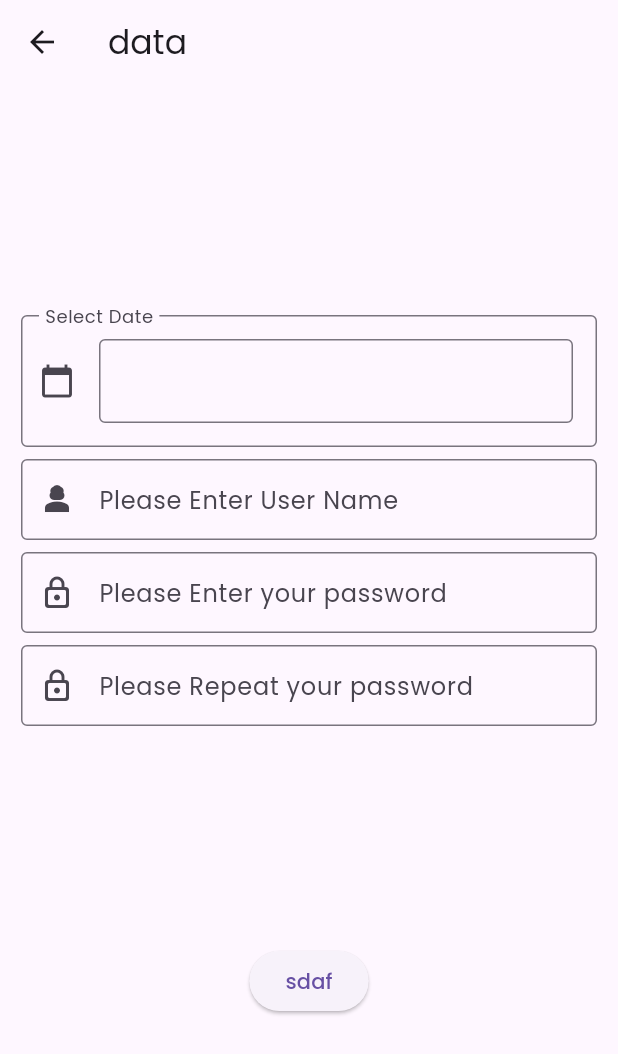
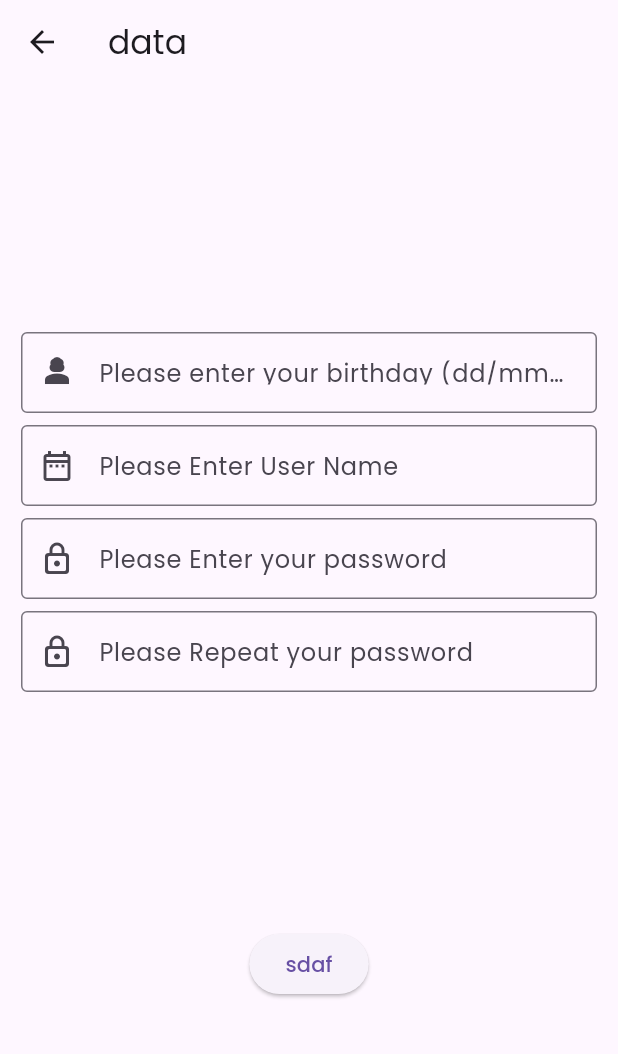
Before and after one commit to zehra-ozkan/flutter_practise, a Flutter app: the RegisterPage screen opened by its route, after a tap on "sdaf", on a phone screen of 412 x 824 dp. Shown: the top 1054 px of the screen. Run offline on Flutter 3.47's test engine with Material 3 defaults, Android fonts, the phone set to English and light mode, and no system bars; our stand-ins replace flutter_dotenv, flutter_svg, shared_preferences, syncfusion_flutter_datepicker; missing offline and left inert: date_picker_plus; accounts and stored records are empty; network calls fail.

Commit message:
sign up works(partially)

```diff
--- a/lib/main.dart
+++ b/lib/main.dart
@@ -31,13 +31,12 @@ class MyApp extends StatelessWidget {
     return MaterialApp(
       debugShowCheckedModeBanner: false,
       theme: ThemeData(fontFamily: 'Poppins'), //login check later time
-      home: IntroPage(depRepo: departmentRepo, userRepo: userRepository),
+      home: IntroPage(userRepo: userRepository),
 
       routes: {
         '/homepage': (context) => HomePage(),
-        '/intropage': (context) =>
-            IntroPage(depRepo: departmentRepo, userRepo: userRepository),
-        '/registerpage': (context) => RegisterPage(),
+        '/intropage': (context) => IntroPage(userRepo: userRepository),
+        '/registerpage': (context) => RegisterPage(userRepo: userRepository),
       },
     );
   }
--- a/lib/models/UserRepository.dart
+++ b/lib/models/UserRepository.dart
@@ -6,7 +6,7 @@ class UserRepository {
 
   UserRepository(this.service);
 
-  Future<bool> isValid(String name, String password) async {
+  /*   Future<bool> isValid(String name, String password) async { //unnecessary
     try {
       final obj = await service.getUserByName(name);
       User user = User(
@@ -20,7 +20,7 @@ class UserRepository {
       print("SOMETHİNG IS WROONG!!!!!!!!!!!!!!!!!");
       return false;
     }
-  }
+  } */
 
   Future<Map<String, dynamic>> validateLogin(
     String userName,
@@ -30,4 +30,14 @@ class UserRepository {
     //TODO maybe I can add checks here
     return a;
   }
+
+  Future<Map<String, dynamic>> validateRegistration(
+    String userName,
+    String password,
+    DateTime date,
+  ) async {
+    final a = service.validateRegistration(userName, password, date);
+    //TODO maybe I can add checks here
+    return a;
+  }
 }
--- a/lib/pages/intro_page.dart
+++ b/lib/pages/intro_page.dart
@@ -7,10 +7,10 @@ import 'package:http/http.dart' as http;
 import 'package:shared_preferences/shared_preferences.dart'; // The 'as http' part is crucial
 
 class IntroPage extends StatefulWidget {
-  final DepartmentRepository depRepo; // Store as a field
+  //final DepartmentRepository depRepo; // Store as a field
   final UserRepository userRepo;
 
-  const IntroPage({required this.depRepo, required this.userRepo, super.key});
+  const IntroPage({required this.userRepo, super.key});
   //bool hidden = true;
   @override
   State<IntroPage> createState() => _IntroPageState();
--- a/lib/pages/register_page.dart
+++ b/lib/pages/register_page.dart
@@ -1,11 +1,14 @@
+import 'package:fitness/models/UserRepository.dart';
 import 'package:fitness/models/category_models.dart';
 import 'package:date_picker_plus/date_picker_plus.dart';
 import 'package:flutter/material.dart';
+import 'package:syncfusion_flutter_datepicker/datepicker.dart';
 
 class RegisterPage extends StatelessWidget {
-  RegisterPage({super.key});
+  RegisterPage({super.key, required this.userRepo});
+  final UserRepository userRepo;
 
-  List<CategoryModel> models = [];
+  //  List<CategoryModel> models = [];
   final TextEditingController pass1Controller = TextEditingController();
   final TextEditingController nameController = TextEditingController();
   final TextEditingController dayController = TextEditingController();
@@ -24,31 +27,17 @@ class RegisterPage extends StatelessWidget {
             children: [
               Padding(
                 padding: const EdgeInsets.only(top: 8.0, left: 14, right: 14),
-                child: InputDecorator(
-                  decoration: InputDecoration(
-                    prefixIcon: Icon(Icons.calendar_today),
-                    labelText: 'Select Date',
-                    //enabledBorder: InputBorder.none,
-                    // focusedBorder: InputBorder.none,
-                    border: OutlineInputBorder(),
-                  ),
-                  child: InputDatePickerFormField(
-                    firstDate: DateTime(2020, 5, 5),
-                    lastDate: DateTime(2025, 12, 15),
-                    fieldLabelText: "",
-                    onDateSubmitted: (date) {
-                      selectedDate = date; // This gives you the selected date
-                      print('Selected date: $date');
-                    },
-                  ),
+                child: a(
+                  "Please enter your birthday (dd/mm/yyyy))", //TODO ASSUME THEY ENTER CORRECT
+                  Icon(Icons.person_3),
+                  dayController,
                 ),
               ),
-
               Padding(
                 padding: const EdgeInsets.only(top: 8.0, left: 14, right: 14),
                 child: a(
                   "Please Enter User Name",
-                  Icon(Icons.person_3),
+                  Icon(Icons.date_range_outlined),
                   dayController,
                 ),
               ),
@@ -72,11 +61,29 @@ class RegisterPage extends StatelessWidget {
             ],
           ),
           ElevatedButton(
-            onPressed: () {
-              var name = nameController.text;
-              var day = dayController.text;
-              var pas1 = pass1Controller.text;
-              var pas2 = pass2Controller.text;
+            onPressed: () async {
+              String name = nameController.text;
+              String day = dayController.text;
+              String pas1 = pass1Controller.text;
+              String pas2 = pass2Controller.text;
+
+              /* if (pas2 != pas1) { //TODO VALIDATION
+
+    } */
+              DateTime date = DateTime(2025, 5, 30);
+              //DateTime justDate = DateTime(flutterDateTime.year, flutterDateTime.month, flutterDateTime.day);
+              var data = await userRepo.validateRegistration(
+                "nyanko",
+                "pas1",
+                date,
+              );
+              bool valid = data['success'];
+              if (valid) {
+                print("successful");
+                Navigator.pushNamed(context, "/intropage");
+              } else {
+                print("I have failed in registration\n");
+              }
             },
             child: Text("sdaf"),
           ),
@@ -98,4 +105,10 @@ class RegisterPage extends StatelessWidget {
       ),
     );
   }
+
+  void _onSelectionChanged(
+    DateRangePickerSelectionChangedArgs dateRangePickerSelectionChangedArgs,
+  ) {}
+
+  void _buttonPressed() async {}
 }
--- a/lib/service/ApiService.dart
+++ b/lib/service/ApiService.dart
@@ -1,3 +1,4 @@
+import 'dart:async';
 import 'dart:convert';
 import 'package:http/http.dart' as http;
 import 'package:flutter_dotenv/flutter_dotenv.dart';
@@ -122,4 +123,39 @@ class ApiService {
       throw Exception('Failed to login: ${response.statusCode}');
     }
   }
+
+  Future<Map<String, dynamic>> validateRegistration(
+    String name,
+    String password,
+    DateTime date,
+  ) async {
+    try {
+      final credentials = {
+        'username': name,
+        'password': password,
+        'date': date.toIso8601String(),
+      };
+
+      final response = await http
+          .post(
+            Uri.parse('$baseUrl/app_users/register'), // Use the correct IP
+            headers: {'Content-Type': 'application/json'},
+            body: jsonEncode(credentials),
+          )
+          .timeout(Duration(seconds: 10)); // Increase timeout
+
+      if (response.statusCode == 200) {
+        final responseBody = json.decode(response.body);
+        return {'success': true, 'userId': responseBody['userId']};
+      } else if (response.statusCode == 401) {
+        return {'success': false, 'userId': -1};
+      } else {
+        throw Exception('HTTP Error: ${response.statusCode}');
+      }
+    } on TimeoutException {
+      throw Exception('Request timed out. Check server or network.');
+    } catch (e) {
+      throw Exception('Failed to register: $e');
+    }
+  }
 }
--- a/pubspec.yaml
+++ b/pubspec.yaml
@@ -37,6 +37,7 @@ dependencies:
   flutter_svg: ^2.2.0
   shared_preferences: ^2.5.3
   date_picker_plus: ^3.0.2
+  syncfusion_flutter_datepicker: ^30.2.5
 
 dev_dependencies:
   flutter_test:
```
Also changed, not shown: pubspec.lock.
